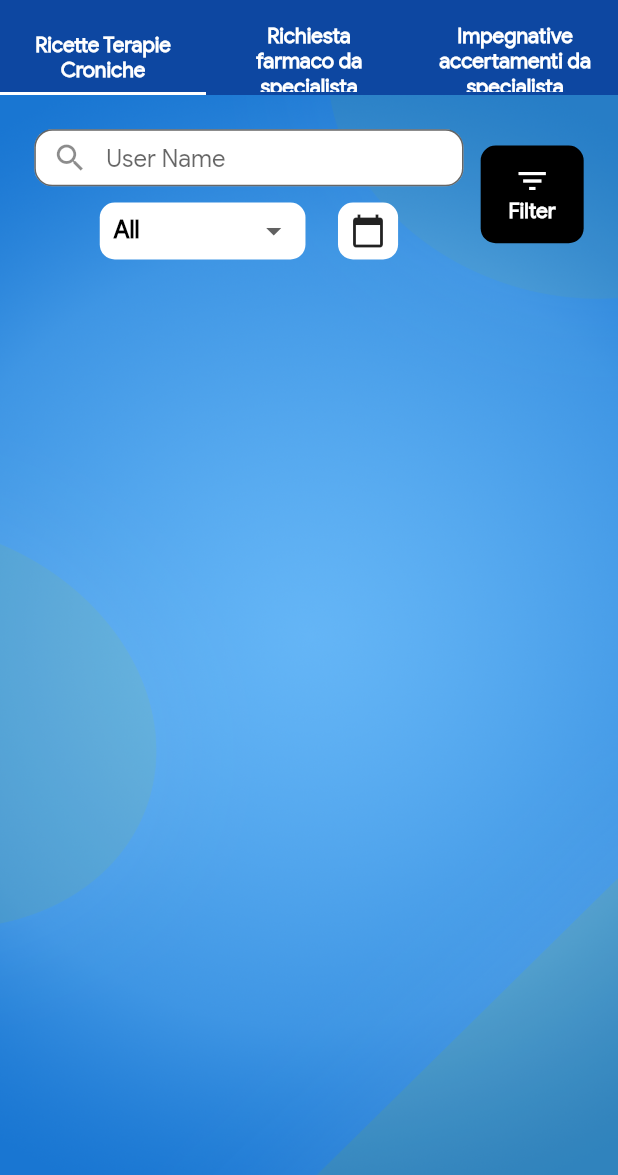
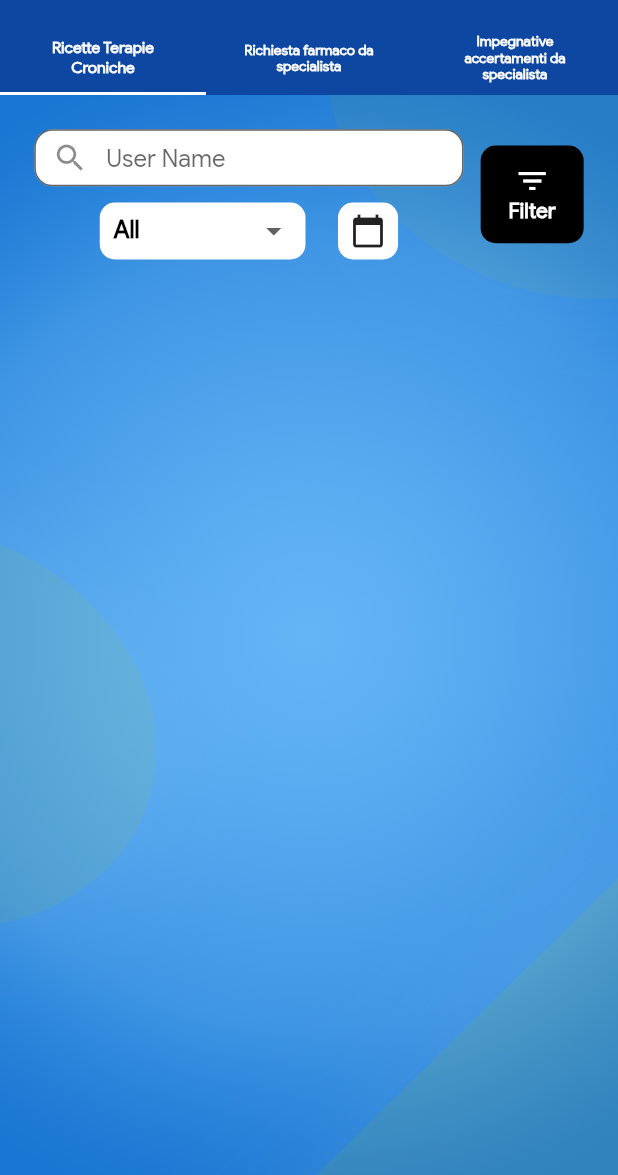
Before and after one commit to DigiWrecks/MMG2, a Flutter app: the AdminCompleted screen opened directly, on a phone screen of 412 x 824 dp, the part 61-1236 px from its top. Run offline on Flutter 3.47's test engine with Material 2 defaults, Android fonts, the phone set to English and light mode, and no system bars; our stand-ins replace cached_network_image, cloud_firestore, firebase_auth, firebase_storage, flutter_screenutil, fluttertoast and 2 more; missing offline and left inert: onesignal_flutter; accounts and stored records are empty.

Commit message:
UI Changes

```diff
--- a/lib/screens/admin/admin-completed.dart
+++ b/lib/screens/admin/admin-completed.dart
@@ -42,9 +42,9 @@ class _AdminCompletedState extends State<AdminCompleted> with SingleTickerProvid
           indicatorColor: Colors.white,
           controller: tabController,
           tabs: <Widget>[
-            Tab(child: CustomText(text: 'Ricette Terapie Croniche',align: TextAlign.center,size: ScreenUtil().setSp(24),)),
-            Tab(child: CustomText(text: 'Richiesta farmaco da specialista',align: TextAlign.center,size: ScreenUtil().setSp(24),)),
-            Tab(child: CustomText(text: 'Impegnative accertamenti da specialista',align: TextAlign.center,size: ScreenUtil().setSp(24),)),
+            Tab(child: CustomText(text: 'Ricette Terapie Croniche',align: TextAlign.center,size: ScreenUtil().setSp(18),)),
+            Tab(child: CustomText(text: 'Richiesta farmaco da specialista',align: TextAlign.center,size: ScreenUtil().setSp(16),)),
+            Tab(child: CustomText(text: 'Impegnative accertamenti da specialista',align: TextAlign.center,size: ScreenUtil().setSp(16),)),
           ],
         ),
       ),
--- a/lib/screens/admin/admin-home.dart
+++ b/lib/screens/admin/admin-home.dart
@@ -71,9 +71,9 @@ class _AdminHomeState extends State<AdminHome> with SingleTickerProviderStateMix
           indicatorColor: Colors.white,
           controller: tabController,
           tabs: <Widget>[
-            Tab(child: CustomText(text: 'Ricette Terapie Croniche',align: TextAlign.center,size: ScreenUtil().setSp(24),)),
-            Tab(child: CustomText(text: 'Richiesta farmaco da specialista',align: TextAlign.center,size: ScreenUtil().setSp(24),)),
-            Tab(child: CustomText(text: 'Impegnative accertamenti da specialista',align: TextAlign.center,size: ScreenUtil().setSp(24),)),
+            Tab(child: CustomText(text: 'Ricette Terapie Croniche',align: TextAlign.center,size: ScreenUtil().setSp(18),)),
+            Tab(child: CustomText(text: 'Richiesta farmaco da specialista',align: TextAlign.center,size: ScreenUtil().setSp(16),)),
+            Tab(child: CustomText(text: 'Impegnative accertamenti da specialista',align: TextAlign.center,size: ScreenUtil().setSp(16),)),
           ],
         ),
       ),
--- a/lib/screens/element-5.dart
+++ b/lib/screens/element-5.dart
@@ -42,9 +42,9 @@ class _Element5State extends State<Element5> with SingleTickerProviderStateMixin
           indicatorColor: Colors.white,
           controller: tabController,
           tabs: <Widget>[
-            Tab(child: CustomText(text: 'Ricette Terapie Croniche',align: TextAlign.center,size: ScreenUtil().setSp(24),)),
-            Tab(child: CustomText(text: 'Richiesta farmaco da specialista',align: TextAlign.center,size: ScreenUtil().setSp(24),)),
-            Tab(child: CustomText(text: 'Impegnative accertamenti da specialista',align: TextAlign.center,size: ScreenUtil().setSp(24),)),
+            Tab(child: CustomText(text: 'Ricette Terapie Croniche',align: TextAlign.center,size: ScreenUtil().setSp(18),)),
+            Tab(child: CustomText(text: 'Richiesta farmaco da specialista',align: TextAlign.center,size: ScreenUtil().setSp(16),)),
+            Tab(child: CustomText(text: 'Impegnative accertamenti da specialista',align: TextAlign.center,size: ScreenUtil().setSp(16),)),
           ],
         ),
       ),
--- a/lib/screens/profile.dart
+++ b/lib/screens/profile.dart
@@ -65,7 +65,7 @@ class _ProfileState extends State<Profile> {
             width: double.infinity,
             height: double.infinity,
             decoration: BoxDecoration(
-                image: DecorationImage(image: AssetImage('images/mainback.png'),fit: BoxFit.fitHeight)
+                image: DecorationImage(image: AssetImage('images/mainback.png'),fit: BoxFit.fill)
             ),
           ),
           Column(
```
Also changed, not shown: lib/main.dart (+7 -1 lines).
